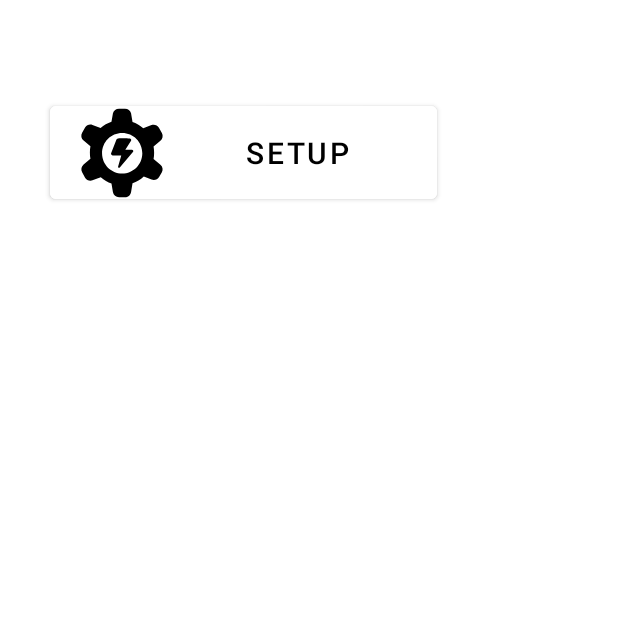
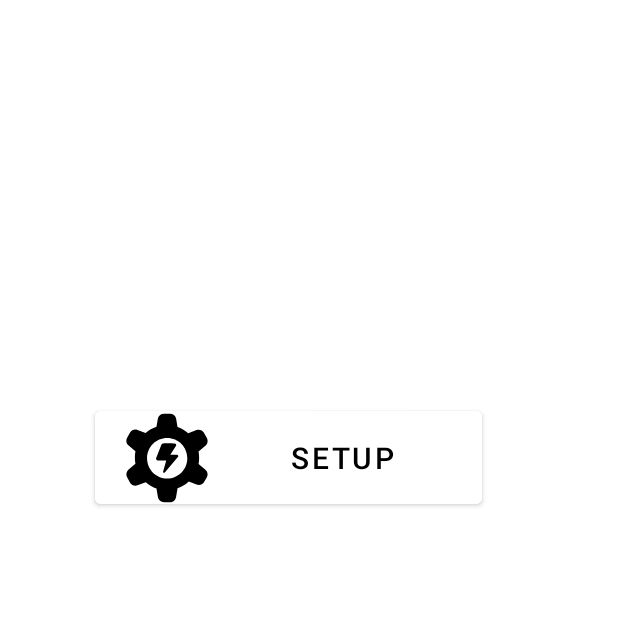
Before and after one commit to AlessandroS01/Polimarche, an Android app: the fragment MenuFloatingFragment shown on its own in the app's theme, on a phone screen of 412 x 824 dp, the top half of it. Run offline under Robolectric (Android 15) with nearby library versions, the phone set to English and light mode, and no system bars.

Commit message:
Cambiato tutto il menu

```diff
--- a/app/src/main/java/com/example/polimarche/Managers/Menu/PROVAMENUFRAGMENT.kt
+++ b/app/src/main/java/com/example/polimarche/Managers/Menu/MenuFloatingFragment.kt
@@ -3,4 +3,4 @@ package com.example.polimarche.Managers.Menu
 import androidx.fragment.app.Fragment
 import com.example.mobileprogramming.R
 
-class PROVAMENUFRAGMENT : Fragment(R.layout.prova_fragment_menu)
+class MenuFloatingFragment : Fragment(R.layout.fragment_managers_floating_menu)
--- a/app/src/main/res/layout/activity_managers_main.xml
+++ b/app/src/main/res/layout/activity_managers_main.xml
@@ -27,9 +27,9 @@
     </com.google.android.material.bottomappbar.BottomAppBar>
 
     <com.google.android.material.floatingactionbutton.FloatingActionButton
+            android:id="@+id/floatingButton"
             android:layout_width="wrap_content"
             android:layout_height="wrap_content"
-            android:id="@+id/fab"
             android:src="@drawable/menu_icon"
             app:layout_anchor="@id/bottomAppBar" />
 
--- a/app/src/main/res/layout/prova_fragment_menu.xml
+++ b/app/src/main/res/layout/fragment_managers_floating_menu.xml
@@ -23,9 +23,9 @@
                 android:textSize="20sp"
                 app:layout_constraintTop_toTopOf="parent"
                 app:layout_constraintBottom_toBottomOf="parent"
-                app:layout_constraintVertical_bias="0.086"
+                app:layout_constraintVertical_bias="0.357"
                 app:layout_constraintStart_toStartOf="parent"
-                app:layout_constraintHorizontal_bias="0.215"
+                app:layout_constraintHorizontal_bias="0.411"
                 app:layout_constraintEnd_toEndOf="parent" />
     </androidx.constraintlayout.widget.ConstraintLayout>
 
```
Also changed, not shown: app/src/main/java/com/example/polimarche/Managers/ManagersMain.kt (+20 -0 lines).
